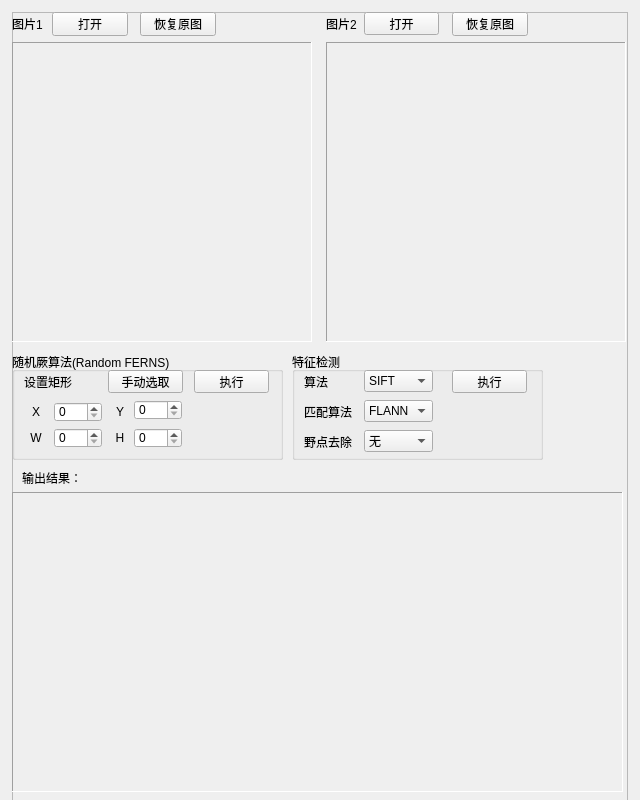
Above: DIP-Lab2/DIPLab2.ui from 0xja-eth/DIP-Lab2 before the change. Below: the same form after it.
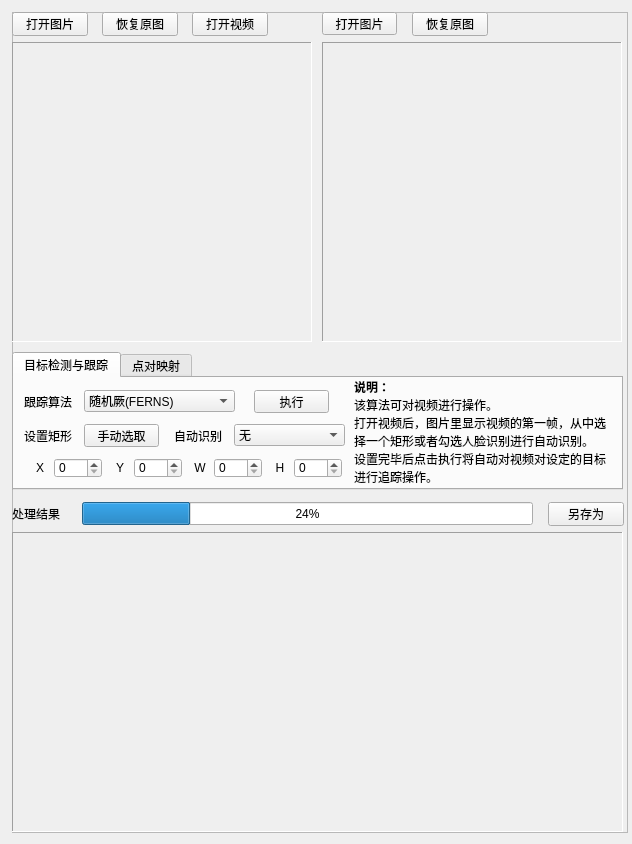
That is the form after the change.

Commit message: Add Console, change UI, add MediaObject, imporve video framework

What changed in the file:
```diff
--- a/DIP-Lab2/DIPLab2.ui
+++ b/DIP-Lab2/DIPLab2.ui
@@ -6,20 +6,20 @@
    <rect>
     <x>0</x>
     <y>0</y>
-    <width>640</width>
-    <height>800</height>
+    <width>632</width>
+    <height>844</height>
    </rect>
   </property>
   <property name="minimumSize">
    <size>
-    <width>640</width>
-    <height>800</height>
+    <width>632</width>
+    <height>844</height>
    </size>
   </property>
   <property name="maximumSize">
    <size>
-    <width>640</width>
-    <height>800</height>
+    <width>632</width>
+    <height>844</height>
    </size>
   </property>
   <property name="windowTitle">
@@ -32,7 +32,7 @@
       <x>12</x>
       <y>12</y>
       <width>616</width>
-      <height>798</height>
+      <height>821</height>
      </rect>
     </property>
     <property name="sizePolicy">
@@ -50,223 +50,29 @@
     <widget class="QPushButton" name="openBtn1">
      <property name="geometry">
       <rect>
-       <x>40</x>
+       <x>0</x>
        <y>0</y>
        <width>76</width>
        <height>24</height>
       </rect>
      </property>
      <property name="text">
-      <string>打开</string>
+      <string>打开图片</string>
      </property>
     </widget>
     <widget class="QPushButton" name="openBtn2">
      <property name="geometry">
       <rect>
-       <x>352</x>
+       <x>310</x>
        <y>0</y>
        <width>75</width>
        <height>23</height>
       </rect>
      </property>
      <property name="text">
-      <string>打开</string>
+      <string>打开图片</string>
      </property>
     </widget>
-    <widget class="QLabel" name="label">
-     <property name="geometry">
-      <rect>
-       <x>0</x>
-       <y>6</y>
-       <width>54</width>
-       <height>12</height>
-      </rect>
-     </property>
-     <property name="text">
-      <string>图片1</string>
-     </property>
-    </widget>
-    <widget class="QLabel" name="label_2">
-     <property name="geometry">
-      <rect>
-       <x>314</x>
-       <y>6</y>
-       <width>54</width>
-       <height>12</height>
-      </rect>
-     </property>
-     <property name="text">
-      <string>图片2</string>
-     </property>
-    </widget>
-    <widget class="QGroupBox" name="groupBox">
-     <property name="geometry">
-      <rect>
-       <x>0</x>
-       <y>340</y>
-       <width>271</width>
-       <height>108</height>
-      </rect>
-     </property>
-     <property name="title">
-      <string>随机厥算法(Random FERNS)</string>
-     </property>
-     <widget class="QLabel" name="label_3">
-      <property name="geometry">
-       <rect>
-        <x>12</x>
-        <y>24</y>
-        <width>54</width>
-        <height>12</height>
-       </rect>
-      </property>
-      <property name="text">
-       <string>设置矩形</string>
-      </property>
-     </widget>
-     <widget class="QSpinBox" name="xInput">
-      <property name="geometry">
-       <rect>
-        <x>42</x>
-        <y>50</y>
-        <width>48</width>
-        <height>20</height>
-       </rect>
-      </property>
-      <property name="maximum">
-       <number>9999</number>
-      </property>
-     </widget>
-     <widget class="QLabel" name="xLabel">
-      <property name="geometry">
-       <rect>
-        <x>12</x>
-        <y>54</y>
-        <width>24</width>
-        <height>12</height>
-       </rect>
-      </property>
-      <property name="text">
-       <string>X</string>
-      </property>
-      <property name="alignment">
-       <set>Qt::AlignCenter</set>
-      </property>
-     </widget>
-     <widget class="QSpinBox" name="wInput">
-      <property name="geometry">
-       <rect>
-        <x>42</x>
-        <y>76</y>
-        <width>48</width>
-        <height>20</height>
-       </rect>
-      </property>
-      <property name="maximum">
-       <number>9999</number>
-      </property>
-     </widget>
-     <widget class="QLabel" name="wLabel">
-      <property name="geometry">
-       <rect>
-        <x>12</x>
-        <y>80</y>
-        <width>24</width>
-        <height>12</height>
-       </rect>
-      </property>
-      <property name="text">
-       <string>W</string>
-      </property>
-      <property name="alignment">
-       <set>Qt::AlignCenter</set>
-      </property>
-     </widget>
-     <widget class="QLabel" name="yLabel">
-      <property name="geometry">
-       <rect>
-        <x>96</x>
-        <y>54</y>
-        <width>24</width>
-        <height>12</height>
-       </rect>
-      </property>
-      <property name="text">
-       <string>Y</string>
-      </property>
-      <property name="alignment">
-       <set>Qt::AlignCenter</set>
-      </property>
-     </widget>
-     <widget class="QSpinBox" name="hInput">
-      <property name="geometry">
-       <rect>
-        <x>122</x>
-        <y>76</y>
-        <width>48</width>
-        <height>20</height>
-       </rect>
-      </property>
-      <property name="maximum">
-       <number>9999</number>
-      </property>
-     </widget>
-     <widget class="QSpinBox" name="yInput">
-      <property name="geometry">
-       <rect>
-        <x>122</x>
-        <y>48</y>
-        <width>48</width>
-        <height>20</height>
-       </rect>
-      </property>
-      <property name="maximum">
-       <number>9999</number>
-      </property>
-     </widget>
-     <widget class="QLabel" name="hLabel">
-      <property name="geometry">
-       <rect>
-        <x>96</x>
-        <y>80</y>
-        <width>24</width>
-        <height>12</height>
-       </rect>
-      </property>
-      <property name="text">
-       <string>H</string>
-      </property>
-      <property name="alignment">
-       <set>Qt::AlignCenter</set>
-      </property>
-     </widget>
-     <widget class="QPushButton" name="rectBtn">
-      <property name="geometry">
-       <rect>
-        <x>96</x>
-        <y>18</y>
-        <width>75</width>
-        <height>23</height>
-       </rect>
-      </property>
-      <property name="text">
-       <string>手动选取</string>
-      </property>
-     </widget>
-     <widget class="QPushButton" name="doFERNS">
-      <property name="geometry">
-       <rect>
-        <x>182</x>
-        <y>18</y>
-        <width>75</width>
-        <height>23</height>
-       </rect>
-      </property>
-      <property name="text">
-       <string>执行</string>
-      </property>
-     </widget>
-    </widget>
     <widget class="QLabel" name="pointPos">
      <property name="geometry">
       <rect>
@@ -369,7 +175,7 @@
     <widget class="QScrollArea" name="scrollArea2">
      <property name="geometry">
       <rect>
-       <x>314</x>
+       <x>310</x>
        <y>30</y>
        <width>300</width>
        <height>300</height>
@@ -453,7 +259,7 @@
      <property name="geometry">
       <rect>
        <x>0</x>
-       <y>480</y>
+       <y>520</y>
        <width>611</width>
        <height>300</height>
       </rect>
@@ -535,150 +341,20 @@
     <widget class="QLabel" name="label_4">
      <property name="geometry">
       <rect>
-       <x>10</x>
-       <y>460</y>
+       <x>0</x>
+       <y>496</y>
        <width>80</width>
        <height>12</height>
       </rect>
      </property>
      <property name="text">
-      <string>输出结果：</string>
+      <string>处理结果</string>
      </property>
     </widget>
-    <widget class="QGroupBox" name="groupBox_2">
-     <property name="geometry">
-      <rect>
-       <x>280</x>
-       <y>340</y>
-       <width>251</width>
-       <height>108</height>
-      </rect>
-     </property>
-     <property name="title">
-      <string>特征检测</string>
-     </property>
-     <widget class="QComboBox" name="fdAlgoSelect">
-      <property name="geometry">
-       <rect>
-        <x>72</x>
-        <y>18</y>
-        <width>69</width>
-        <height>22</height>
-       </rect>
-      </property>
-      <item>
-       <property name="text">
-        <string>SIFT</string>
-       </property>
-      </item>
-      <item>
-       <property name="text">
-        <string>SURF</string>
-       </property>
-      </item>
-      <item>
-       <property name="text">
-        <string>ORB</string>
-       </property>
-      </item>
-     </widget>
-     <widget class="QLabel" name="label_5">
-      <property name="geometry">
-       <rect>
-        <x>12</x>
-        <y>24</y>
-        <width>54</width>
-        <height>12</height>
-       </rect>
-      </property>
-      <property name="text">
-       <string>算法</string>
-      </property>
-     </widget>
-     <widget class="QPushButton" name="doFeatDetect">
-      <property name="geometry">
-       <rect>
-        <x>160</x>
-        <y>18</y>
-        <width>75</width>
-        <height>23</height>
-       </rect>
-      </property>
-      <property name="text">
-       <string>执行</string>
-      </property>
-     </widget>
-     <widget class="QComboBox" name="mTypeSelect">
-      <property name="geometry">
-       <rect>
-        <x>72</x>
-        <y>48</y>
-        <width>69</width>
-        <height>22</height>
-       </rect>
-      </property>
-      <item>
-       <property name="text">
-        <string>FLANN</string>
-       </property>
-      </item>
-      <item>
-       <property name="text">
-        <string>BruteForce</string>
-       </property>
-      </item>
-     </widget>
-     <widget class="QLabel" name="label_6">
-      <property name="geometry">
-       <rect>
-        <x>12</x>
-        <y>54</y>
-        <width>54</width>
-        <height>12</height>
-       </rect>
-      </property>
-      <property name="text">
-       <string>匹配算法</string>
-      </property>
-     </widget>
-     <widget class="QLabel" name="label_7">
-      <property name="geometry">
-       <rect>
-        <x>12</x>
-        <y>84</y>
-        <width>54</width>
-        <height>12</height>
-       </rect>
-      </property>
-      <property name="text">
-       <string>野点去除</string>
-      </property>
-     </widget>
-     <widget class="QComboBox" name="rTypeSelect">
-      <property name="geometry">
-       <rect>
-        <x>72</x>
-        <y>78</y>
-        <width>69</width>
-        <height>22</height>
-       </rect>
-      </property>
-      <item>
-       <property name="text">
-        <string>无</string>
-       </property>
-      </item>
-      <item>
-       <property name="text">
-        <string>2NN</string>
-       </property>
-      </item>
-     </widget>
-    </widget>
     <widget class="QPushButton" name="recoverBtn1">
      <property name="geometry">
       <rect>
-       <x>128</x>
+       <x>90</x>
        <y>0</y>
        <width>76</width>
        <height>24</height>
@@ -691,7 +367,7 @@
     <widget class="QPushButton" name="recoverBtn2">
      <property name="geometry">
       <rect>
-       <x>440</x>
+       <x>400</x>
        <y>0</y>
        <width>76</width>
        <height>24</height>
@@ -701,6 +377,455 @@
       <string>恢复原图</string>
      </property>
     </widget>
+    <widget class="QPushButton" name="save">
+     <property name="geometry">
+      <rect>
+       <x>536</x>
+       <y>490</y>
+       <width>76</width>
+       <height>24</height>
+      </rect>
+     </property>
+     <property name="text">
+      <string>另存为</string>
+     </property>
+    </widget>
+    <widget class="QPushButton" name="openVideo">
+     <property name="geometry">
+      <rect>
+       <x>180</x>
+       <y>0</y>
+       <width>76</width>
+       <height>24</height>
+      </rect>
+     </property>
+     <property name="text">
+      <string>打开视频</string>
+     </property>
+    </widget>
+    <widget class="QProgressBar" name="processBar">
+     <property name="geometry">
+      <rect>
+       <x>70</x>
+       <y>490</y>
+       <width>451</width>
+       <height>23</height>
+      </rect>
+     </property>
+     <property name="value">
+      <number>24</number>
+     </property>
+    </widget>
+    <widget class="QTabWidget" name="tabWidget">
+     <property name="geometry">
+      <rect>
+       <x>0</x>
+       <y>340</y>
+       <width>611</width>
+       <height>138</height>
+      </rect>
+     </property>
+     <property name="currentIndex">
+      <number>0</number>
+     </property>
+     <widget class="QWidget" name="tab_5">
+      <attribute name="title">
+       <string>目标检测与跟踪</string>
+      </attribute>
+      <widget class="QSpinBox" name="wInput">
+       <property name="geometry">
+        <rect>
+         <x>200</x>
+         <y>80</y>
+         <width>48</width>
+         <height>20</height>
+        </rect>
+       </property>
+       <property name="maximum">
+        <number>9999</number>
+       </property>
+      </widget>
+      <widget class="QSpinBox" name="yInput">
+       <property name="geometry">
+        <rect>
+         <x>120</x>
+         <y>80</y>
+         <width>48</width>
+         <height>20</height>
+        </rect>
+       </property>
+       <property name="maximum">
+        <number>9999</number>
+       </property>
+      </widget>
+      <widget class="QSpinBox" name="xInput">
+       <property name="geometry">
+        <rect>
+         <x>40</x>
+         <y>80</y>
+         <width>48</width>
+         <height>20</height>
+        </rect>
+       </property>
+       <property name="maximum">
+        <number>9999</number>
+       </property>
+      </widget>
+      <widget class="QLabel" name="wLabel">
+       <property name="geometry">
+        <rect>
+         <x>174</x>
+         <y>84</y>
+         <width>24</width>
+         <height>12</height>
+        </rect>
+       </property>
+       <property name="text">
+        <string>W</string>
+       </property>
+       <property name="alignment">
+        <set>Qt::AlignCenter</set>
+       </property>
+      </widget>
+      <widget class="QLabel" name="label_3">
+       <property name="geometry">
+        <rect>
+         <x>10</x>
+         <y>52</y>
+         <width>54</width>
+         <height>12</height>
+        </rect>
+       </property>
+       <property name="text">
+        <string>设置矩形</string>
+       </property>
+      </widget>
+      <widget class="QComboBox" name="odtAlgoSelect">
+       <property name="geometry">
+        <rect>
+         <x>70</x>
+         <y>12</y>
+         <width>151</width>
+         <height>22</height>
+        </rect>
+       </property>
+       <item>
+        <property name="text">
+         <string>随机厥(FERNS)</string>
+        </property>
+       </item>
+       <item>
+        <property name="text">
+         <string>BOOSTING</string>
+        </property>
+       </item>
+       <item>
+        <property name="text">
+         <string>MIL</string>
+        </property>
+       </item>
+       <item>
+        <property name="text">
+         <string>KCF</string>
+        </property>
+       </item>
+       <item>
+        <property name="text">
+         <string>TLD</string>
+        </property>
+       </item>
+       <item>
+        <property name="text">
+         <string>MEDIANFLOW</string>
+        </property>
+       </item>
+       <item>
+        <property name="text">
+         <string>GOTURN</string>
+        </property>
+       </item>
+       <item>
+        <property name="text">
+         <string>MOSSE</string>
+        </property>
+       </item>
+      </widget>
+      <widget class="QLabel" name="yLabel">
+       <property name="geometry">
+        <rect>
+         <x>94</x>
+         <y>84</y>
+         <width>24</width>
+         <height>12</height>
+        </rect>
+       </property>
+       <property name="text">
+        <string>Y</string>
+       </property>
+       <property name="alignment">
+        <set>Qt::AlignCenter</set>
+       </property>
+      </widget>
+      <widget class="QSpinBox" name="hInput">
+       <property name="geometry">
+        <rect>
+         <x>280</x>
+         <y>80</y>
+         <width>48</width>
+         <height>20</height>
+        </rect>
+       </property>
+       <property name="maximum">
+        <number>9999</number>
+       </property>
+      </widget>
+      <widget class="QPushButton" name="doObjDet">
+       <property name="geometry">
+        <rect>
+         <x>240</x>
+         <y>12</y>
+         <width>75</width>
+         <height>23</height>
+        </rect>
+       </property>
+       <property name="text">
+        <string>执行</string>
+       </property>
+      </widget>
+      <widget class="QLabel" name="xLabel">
+       <property name="geometry">
+        <rect>
+         <x>14</x>
+         <y>84</y>
+         <width>24</width>
+         <height>12</height>
+        </rect>
+       </property>
+       <property name="text">
+        <string>X</string>
+       </property>
+       <property name="alignment">
+        <set>Qt::AlignCenter</set>
+       </property>
+      </widget>
+      <widget class="QPushButton" name="manualSet">
+       <property name="geometry">
+        <rect>
+         <x>70</x>
+         <y>46</y>
+         <width>75</width>
+         <height>23</height>
+        </rect>
+       </property>
+       <property name="text">
+        <string>手动选取</string>
+       </property>
+      </widget>
+      <widget class="QLabel" name="label_8">
+       <property name="geometry">
+        <rect>
+         <x>10</x>
+         <y>18</y>
+         <width>54</width>
+         <height>12</height>
+        </rect>
+       </property>
+       <property name="text">
+        <string>跟踪算法</string>
+       </property>
+      </widget>
+      <widget class="QLabel" name="hLabel">
+       <property name="geometry">
+        <rect>
+         <x>254</x>
+         <y>84</y>
+         <width>24</width>
+         <height>12</height>
+        </rect>
+       </property>
+       <property name="text">
+        <string>H</string>
+       </property>
+       <property name="alignment">
+        <set>Qt::AlignCenter</set>
+       </property>
+      </widget>
+      <widget class="QLabel" name="label">
+       <property name="geometry">
+        <rect>
+         <x>340</x>
+         <y>0</y>
+         <width>261</width>
+         <height>111</height>
+        </rect>
+       </property>
+       <property name="text">
+        <string>&lt;html&gt;&lt;head/&gt;&lt;body&gt;&lt;p&gt;&lt;span style=&quot; font-weight:600;&quot;&gt;说明：&lt;/span&gt;&lt;br/&gt;该算法可对视频进行操作。&lt;br/&gt;打开视频后，图片里显示视频的第一帧，从中选择一个矩形或者勾选人脸识别进行自动识别。&lt;br/&gt;设置完毕后点击执行将自动对视频对设定的目标进行追踪操作。&lt;br/&gt;另存为操作可以保存整个视频。&lt;/p&gt;&lt;/body&gt;&lt;/html&gt;</string>
+       </property>
+       <property name="alignment">
+        <set>Qt::AlignLeading|Qt::AlignLeft|Qt::AlignVCenter</set>
+       </property>
+       <property name="wordWrap">
+        <bool>true</bool>
+       </property>
+      </widget>
+      <widget class="QLabel" name="label_9">
+       <property name="geometry">
+        <rect>
+         <x>160</x>
+         <y>52</y>
+         <width>54</width>
+         <height>12</height>
+        </rect>
+       </property>
+       <property name="text">
+        <string>自动识别</string>
+       </property>
+      </widget>
+      <widget class="QComboBox" name="adTypeSelect">
+       <property name="geometry">
+        <rect>
+         <x>220</x>
+         <y>46</y>
+         <width>111</width>
+         <height>22</height>
+        </rect>
+       </property>
+       <item>
+        <property name="text">
+         <string>无</string>
+        </property>
+       </item>
+       <item>
+        <property name="text">
+         <string>人脸识别</string>
+        </property>
+       </item>
+      </widget>
+     </widget>
+     <widget class="QWidget" name="tab_6">
+      <attribute name="title">
+       <string>点对映射</string>
+      </attribute>
+      <widget class="QComboBox" name="rTypeSelect">
+       <property name="geometry">
+        <rect>
+         <x>70</x>
+         <y>74</y>
+         <width>69</width>
+         <height>22</height>
+        </rect>
+       </property>
+       <item>
+        <property name="text">
+         <string>无</string>
+        </property>
+       </item>
+       <item>
+        <property name="text">
+         <string>2NN</string>
+        </property>
+       </item>
+      </widget>
+      <widget class="QLabel" name="label_6">
+       <property name="geometry">
+        <rect>
+         <x>10</x>
+         <y>50</y>
+         <width>54</width>
+         <height>12</height>
+        </rect>
+       </property>
+       <property name="text">
+        <string>匹配算法</string>
+       </property>
+      </widget>
+      <widget class="QLabel" name="label_7">
+       <property name="geometry">
+        <rect>
+         <x>10</x>
+         <y>80</y>
+         <width>54</width>
+         <height>12</height>
+        </rect>
+       </property>
+       <property name="text">
+        <string>野点去除</string>
+       </property>
+      </widget>
+      <widget class="QLabel" name="label_5">
+       <property name="geometry">
+        <rect>
+         <x>10</x>
+         <y>20</y>
+         <width>54</width>
+         <height>12</height>
+        </rect>
+       </property>
+       <property name="text">
+        <string>算法</string>
+       </property>
+      </widget>
+      <widget class="QComboBox" name="fdAlgoSelect">
+       <property name="geometry">
+        <rect>
+         <x>70</x>
+         <y>14</y>
+         <width>69</width>
+         <height>22</height>
+        </rect>
+       </property>
+       <item>
+        <property name="text">
+         <string>SIFT</string>
+        </property>
+       </item>
+       <item>
+        <property name="text">
+         <string>SURF</string>
+        </property>
+       </item>
+       <item>
+        <property name="text">
+         <string>ORB</string>
+        </property>
+       </item>
+      </widget>
+      <widget class="QPushButton" name="doFeatDet">
+       <property name="geometry">
+        <rect>
+         <x>158</x>
+         <y>14</y>
+         <width>75</width>
+         <height>23</height>
+        </rect>
+       </property>
+       <property name="text">
+        <string>执行</string>
+       </property>
+      </widget>
+      <widget class="QComboBox" name="mTypeSelect">
+       <property name="geometry">
+        <rect>
+         <x>70</x>
+         <y>44</y>
+         <width>69</width>
+         <height>22</height>
+        </rect>
+       </property>
+       <item>
+        <property name="text">
+         <string>FLANN</string>
+        </property>
+       </item>
+       <item>
+        <property name="text">
+         <string>BruteForce</string>
+        </property>
+       </item>
+      </widget>
+     </widget>
+    </widget>
    </widget>
   </widget>
  </widget>
```
The commit also changes 11 other files.
